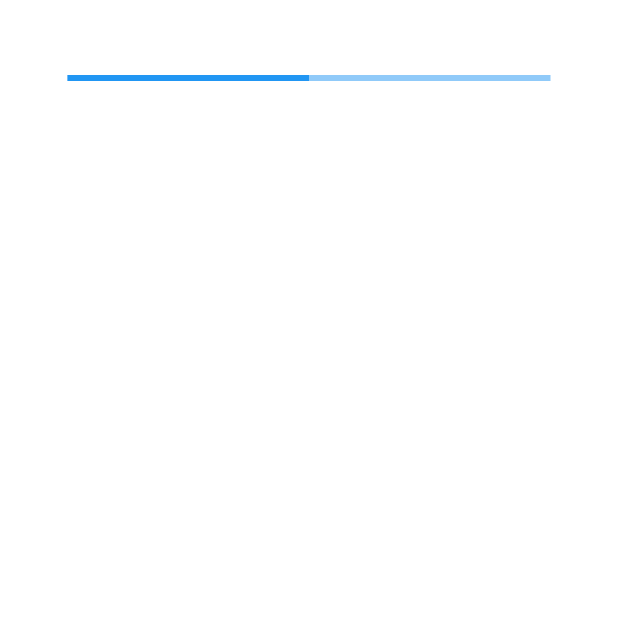
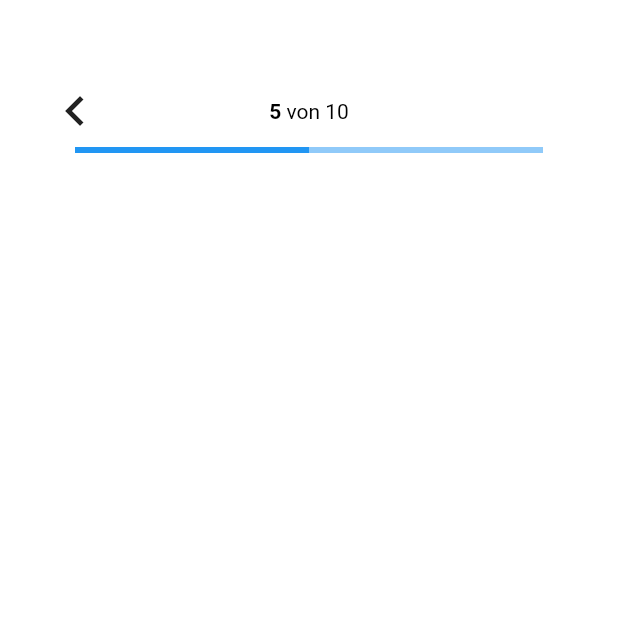
Before and after one commit to FlorianGrundmann/survey-app, a Flutter app: the screen it shows after launch, on a phone screen of 412 x 824 dp, the top half of it. Run offline on Flutter 3.47's test engine with Material 2 defaults, Android fonts, the phone set to English and light mode, and no system bars.

Commit message:
Implemented the TopBar with back button, counter and progress bar.

```diff
--- a/lib/features/questions/presentation/pages/question_page.dart
+++ b/lib/features/questions/presentation/pages/question_page.dart
@@ -1,6 +1,5 @@
 import 'package:flutter/material.dart';
-
-import '../widgets/progress_bar.dart';
+import 'package:survey_app/features/questions/presentation/widgets/top_bar.dart';
 
 class QuestionPage extends StatefulWidget {
   QuestionPage({Key key}) : super(key: key);
@@ -10,15 +9,23 @@ class QuestionPage extends StatefulWidget {
 }
 
 class _QuestionPageState extends State<QuestionPage> {
+  final double paddingWidth;
+
+  final int currentQuestion = 5;
+  final int numberQuestions = 10;
+
+  _QuestionPageState({this.paddingWidth = 50});
+
   @override
   Widget build(BuildContext context) {
     return Container(
-        color: Colors.white,
-        padding: EdgeInsets.fromLTRB(45.0, 50.0, 45.0, 45.0),
-        child: Column(
-          children: <Widget>[
-            ProgressBar(),
-          ],
-        ));
+      color: Colors.white,
+      padding: EdgeInsets.only(top: paddingWidth),
+      child: TopBar(
+        currentQuestion: currentQuestion,
+        numberQuestions: numberQuestions,
+        onBackButtonTap: () {},
+      ),
+    );
   }
 }
--- a/lib/features/questions/presentation/widgets/progress_bar.dart
+++ /dev/null
@@ -1,17 +0,0 @@
-import 'package:flutter/material.dart';
-
-class ProgressBar extends StatefulWidget {
-  ProgressBar({Key key}) : super(key: key);
-
-  @override
-  _ProgressBarState createState() => _ProgressBarState();
-}
-
-class _ProgressBarState extends State<ProgressBar> {
-  @override
-  Widget build(BuildContext context) {
-    return LinearProgressIndicator(
-      value: 0.5,
-    );
-  }
-}
--- /dev/null
+++ b/lib/features/questions/presentation/widgets/top_bar.dart
@@ -0,0 +1,86 @@
+import 'package:flutter/material.dart';
+
+class TopBar extends StatelessWidget {
+  final double paddingWidth;
+  final double backButtonWidth;
+
+  final int currentQuestion;
+  final int numberQuestions;
+
+  final Function onBackButtonTap;
+
+  const TopBar({
+    Key key,
+    this.paddingWidth = 50,
+    @required this.currentQuestion,
+    @required this.numberQuestions,
+    @required this.onBackButtonTap,
+  })  : backButtonWidth = paddingWidth * 2,
+        super(key: key);
+
+  @override
+  Widget build(BuildContext context) {
+    return Container(
+      child: Column(
+        children: <Widget>[
+          Row(
+            children: <Widget>[
+              _buildBackButton(),
+              Expanded(
+                child: _buildCounter(),
+              ),
+              SizedBox(width: backButtonWidth)
+            ],
+          ),
+          _buildProgressBar(),
+        ],
+      ),
+    );
+  }
+
+  Widget _buildBackButton() {
+    return SizedBox(
+      width: backButtonWidth,
+      child: FlatButton(
+        onPressed: () {},
+        child: Icon(
+          Icons.chevron_left,
+          size: 40,
+        ),
+      ),
+    );
+  }
+
+  Widget _buildCounter() {
+    return Center(
+      child: RichText(
+        text: TextSpan(
+          style: TextStyle(
+            fontSize: 14.0,
+            color: Colors.black,
+          ),
+          children: <TextSpan>[
+            TextSpan(
+                text: '$currentQuestion',
+                style: TextStyle(fontWeight: FontWeight.bold)),
+            TextSpan(text: ' von $numberQuestions'),
+          ],
+        ),
+      ),
+    );
+  }
+
+  Widget _buildProgressBar() {
+    return Container(
+      padding:
+          EdgeInsets.fromLTRB(paddingWidth, 0.0, paddingWidth, paddingWidth),
+      child: Column(
+        children: <Widget>[
+          LinearProgressIndicator(
+            value: currentQuestion.toDouble() / numberQuestions.toDouble(),
+          ),
+        ],
+      ),
+    );
+  }
+}
--- a/lib/main.dart
+++ b/lib/main.dart
@@ -11,7 +11,9 @@ class MyApp extends StatelessWidget {
   @override
   Widget build(BuildContext context) {
     return MaterialApp(
-      home: QuestionPage(),
+      home: Scaffold(
+        body: QuestionPage(),
+      ),
     );
   }
 }
```
